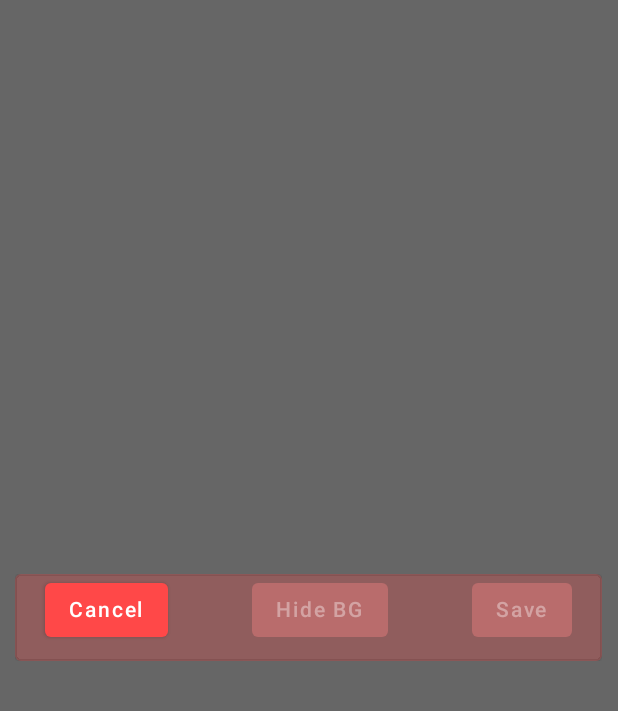
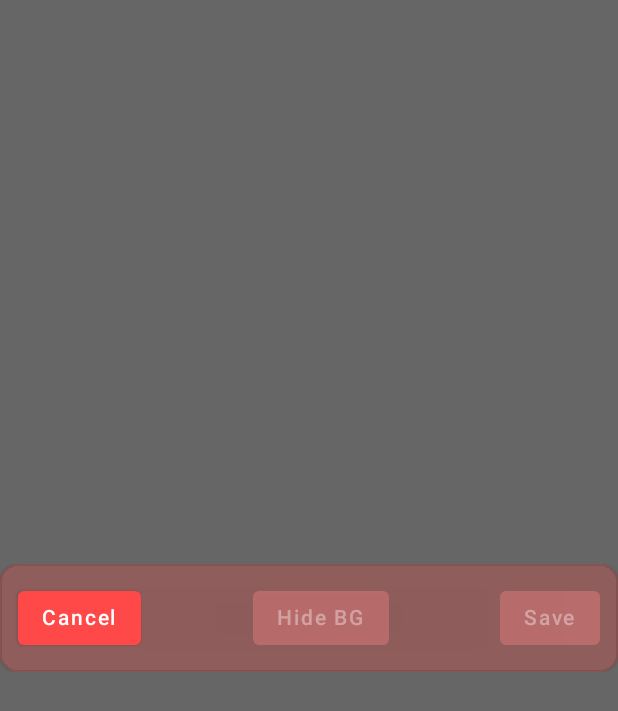
Before and after one commit to janeliasz/wearit, an Android app built with Jetpack Compose: the composable AddItemDialog called with empty values, on a phone screen of 412 x 824 dp. Shown: the top 711 px of the screen. Run offline under Robolectric (Android 15) with nearby library versions, the phone set to English and light mode, and no system bars; libraries missing offline, so code that uses them is left out: com.slowmac.autobackgroundremover.

Commit message:
Change dialog shape

```diff
--- a/app/src/main/java/com/example/wearit/ui/WardrobeScreen.kt
+++ b/app/src/main/java/com/example/wearit/ui/WardrobeScreen.kt
@@ -308,7 +308,7 @@ fun AddItemDialog(
     ) {
         Card(
             modifier = Modifier
-                .fillMaxWidth(0.95f)
+                .fillMaxWidth()
         ) {
             Column(
                 modifier = Modifier.fillMaxWidth()
@@ -318,7 +318,7 @@ fun AddItemDialog(
                         bitmap = originalPhoto.asImageBitmap(),
                         contentDescription = null,
                         modifier = Modifier
-                            .padding(20.dp)
+                            .padding(12.dp, 12.dp, 12.dp, 0.dp)
                             .fillMaxWidth(),
                         contentScale = ContentScale.FillWidth
                     )
@@ -337,7 +337,7 @@ fun AddItemDialog(
                 Row(
                     modifier = Modifier
                         .fillMaxWidth()
-                        .padding(20.dp, 0.dp, 20.dp, 10.dp),
+                        .padding(12.dp),
                     horizontalArrangement = Arrangement.SpaceBetween
                 ) {
                     Button(onClick = closeDialog) {
--- a/app/src/main/java/com/example/wearit/ui/theme/Shape.kt
+++ b/app/src/main/java/com/example/wearit/ui/theme/Shape.kt
@@ -6,6 +6,6 @@ import androidx.compose.ui.unit.dp
 
 val Shapes = Shapes(
     small = RoundedCornerShape(4.dp),
-    medium = RoundedCornerShape(4.dp),
+    medium = RoundedCornerShape(12.dp),
     large = RoundedCornerShape(0.dp)
 )
```
